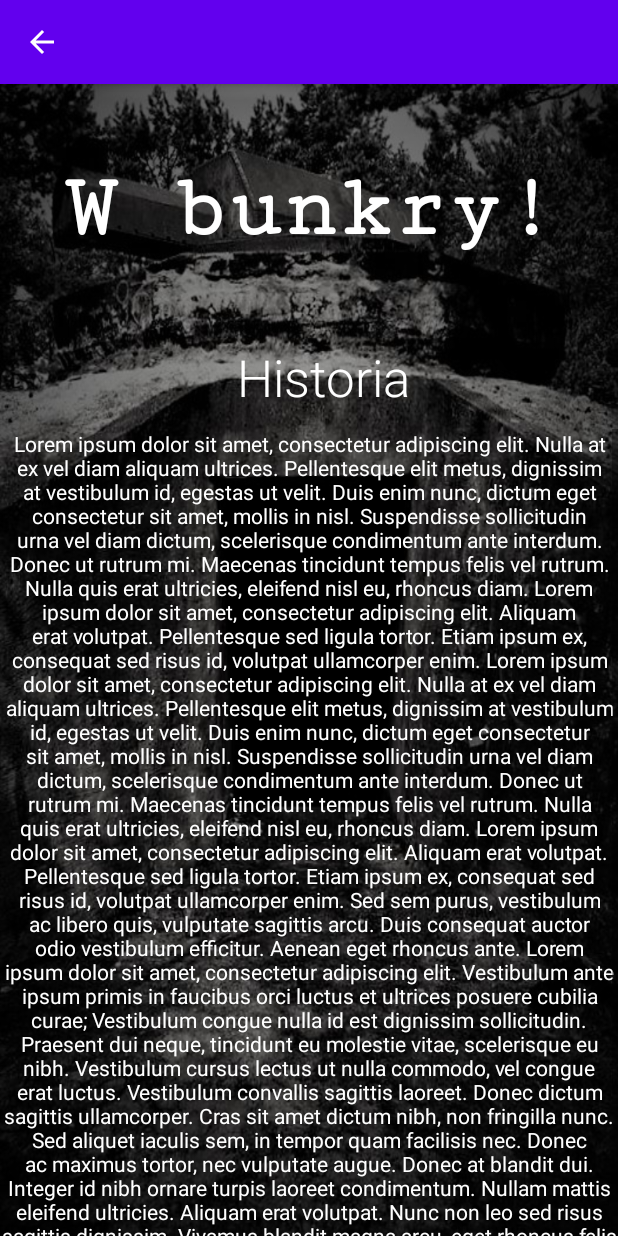
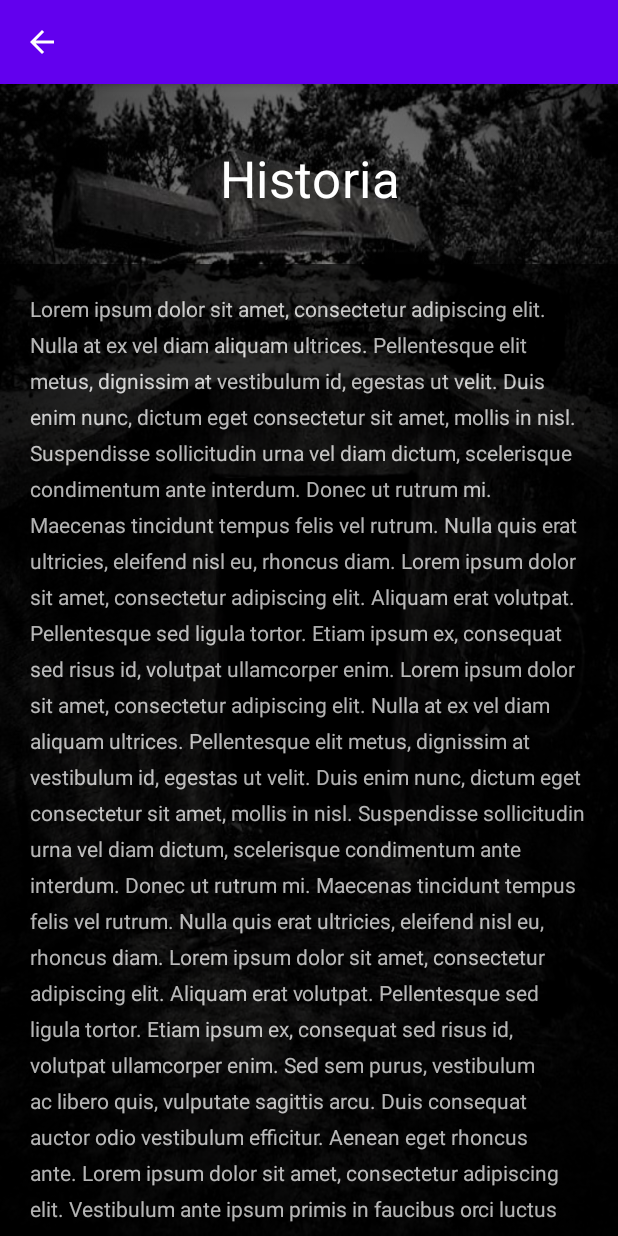
Before and after one commit to k-ola/PI, an Android app: the HistoryActivity screen opened directly, with no data from a screen before it, on a phone screen of 412 x 824 dp. Run offline under Robolectric (Android 15) with nearby library versions, the phone set to English and light mode, and no system bars.

Commit message:
all pois clickable. poi details shown with image and description. Edited main/history/paths views

```diff
--- a/app/src/main/java/com/example/wbunkry/activities/SinglePoiActivity.kt
+++ b/app/src/main/java/com/example/wbunkry/activities/SinglePoiActivity.kt
@@ -28,15 +28,17 @@ class SinglePoiActivity : AppCompatActivity() {
         poi = ShortPathDB.poiList.get(position)
         setContentView(R.layout.single_poi)
 
+        val imgPoi = findViewById<ImageView>(R.id.imgPoi)
         val picName = poi.img
         val bitmap: Bitmap? = assetsToBitmap(picName)
         bitmap?.apply {
-           findViewById<ImageView>(R.id.imgPoi).setImageBitmap(this)
+           imgPoi.setImageBitmap(this)
+            //findViewById<ImageView>(R.id.imgPoi).setImageBitmap(this)
         }
 
 
 
-        findViewById<ImageView>(R.id.imgPoi).setImageAssets(applicationContext,picName)
+      //  findViewById<ImageView>(R.id.imgPoi).setImageAssets(applicationContext,picName)
 
 
 
--- a/app/src/main/java/com/example/wbunkry/database/ShortPathDB.kt
+++ b/app/src/main/java/com/example/wbunkry/database/ShortPathDB.kt
@@ -5,9 +5,9 @@ import android.graphics.Point
 object ShortPathDB {
 
     val poiList: ArrayList<Pois> = arrayListOf<Pois>(
-        Pois("ma27.png","poi1","59.888888","18.656989","ddesc desc desc desc"),
-        Pois("tlo.jpg","poi2","59.786700","18.569856","desc2"),
-        Pois("tlo1b.jpg","poi3","58.888901", "18.482521","desc3")
+        Pois("ma27.png","Nazwa pierwszego obiektu","59.888888","18.656989","ddesc desc desc desc"),
+        Pois("tlo.jpg","Nazwa drugiego obiektu","59.786700","18.569856","desc2"),
+        Pois("tlo1b.jpg","Nazwa trzeciego obiektu","58.888901", "18.482521","desc3")
 
             )
 }
--- a/app/src/main/res/layout/activity_history.xml
+++ b/app/src/main/res/layout/activity_history.xml
@@ -19,60 +19,53 @@
 
     <TextView
         android:id="@+id/textView9"
-        android:layout_width="377dp"
-        android:layout_height="67dp"
+        android:layout_width="wrap_content"
+        android:layout_height="wrap_content"
         android:layout_marginStart="20dp"
         android:layout_marginTop="50dp"
         android:layout_marginEnd="20dp"
-        android:layout_marginBottom="58dp"
-        android:fontFamily="serif-monospace"
-        android:text="@string/name_text"
+        android:layout_marginBottom="-85dp"
+        android:text="@string/history_text"
+        android:textAppearance="@style/TextAppearance.MaterialComponents.Subtitle1"
         android:textAlignment="center"
         android:textColor="@android:color/white"
-        android:textSize="60sp"
-        android:textStyle="bold"
-        app:layout_constraintBottom_toTopOf="@+id/textView10"
+        android:textSize="34dp"
+        app:layout_constraintBottom_toTopOf="@+id/scrlView"
         app:layout_constraintEnd_toEndOf="parent"
-        app:layout_constraintHorizontal_bias="0.498"
         app:layout_constraintStart_toStartOf="parent"
         app:layout_constraintTop_toTopOf="parent"
         app:layout_constraintVertical_bias="0.0" />
 
-    <TextView
-        android:id="@+id/textView10"
-        android:layout_width="370dp"
-        android:layout_height="91dp"
-        android:layout_marginStart="20dp"
-        android:layout_marginTop="55dp"
-        android:layout_marginBottom="50dp"
-        android:fontFamily="sans-serif-light"
-        android:text="@string/history_text"
-        android:textColor="@android:color/white"
-        android:textSize="34sp"
-        android:textAlignment="center"
-        app:layout_constraintEnd_toEndOf="parent"
-        app:layout_constraintHorizontal_bias="0.498"
-        app:layout_constraintStart_toStartOf="parent"
-        app:layout_constraintTop_toBottomOf="@+id/textView9" />
 
     <ScrollView
+        android:id="@+id/scrlView"
         android:layout_width="wrap_content"
         android:layout_height="match_parent"
-        android:layout_marginStart="40dp"
-        android:layout_marginTop="230dp"
-        android:layout_marginEnd="40dp"
+        android:layout_marginStart="60dp"
+        android:layout_marginTop="120dp"
+        android:layout_marginEnd="60dp"
         app:layout_constraintBottom_toBottomOf="parent"
         app:layout_constraintEnd_toEndOf="parent"
         app:layout_constraintStart_toStartOf="parent"
-        app:layout_constraintTop_toBottomOf="@+id/textView10">
+        app:layout_constraintTop_toBottomOf="@+id/textView9">
 
         <TextView
-            android:layout_width="wrap_content"
+            android:layout_width="match_parent"
             android:layout_height="wrap_content"
+
             android:layout_marginBottom="@dimen/cardview_compat_inset_shadow"
+            android:lineSpacingExtra="8sp"
+            android:background="@color/black"
+            android:alpha="0.7"
+            android:paddingLeft="20dp"
+            android:paddingRight="20dp"
+            android:paddingTop="20dp"
+            android:paddingBottom="5dp"
             android:text="@string/fullHistory_text"
-            android:textAlignment="center"
-            android:textColor="@color/white" />
+            android:textAlignment="viewStart"
+            android:textAppearance="@style/TextAppearance.AppCompat.Body1"
+            android:textColor="@color/white"
+            android:typeface="sans" />
     </ScrollView>
 
 </androidx.constraintlayout.widget.ConstraintLayout>
--- a/app/src/main/res/layout/activity_main.xml
+++ b/app/src/main/res/layout/activity_main.xml
@@ -4,7 +4,7 @@
     xmlns:tools="http://schemas.android.com/tools"
     android:layout_width="match_parent"
     android:layout_height="match_parent"
-    tools:context="wbunkry.MainActivity">
+    tools:context="com.example.wbunkry.activities.MainActivity">
 
     <ImageView
         android:id="@+id/imageView"
@@ -46,7 +46,7 @@
         android:layout_height="91dp"
         android:layout_marginStart="20dp"
         android:layout_marginEnd="20dp"
-        android:layout_marginBottom="5dp"
+        android:layout_marginBottom="30dp"
         android:fontFamily="sans-serif-light"
         android:text="@string/desc_text"
         android:textAlignment="center"
@@ -68,6 +68,7 @@
         android:text="@string/history_button"
         android:backgroundTint="@color/white"
         android:alpha="0.5"
+        android:textColor="@color/black"
         app:layout_constraintBottom_toTopOf="@+id/button2"
         app:layout_constraintEnd_toEndOf="parent"
         app:layout_constraintHorizontal_bias="0.497"
@@ -81,6 +82,7 @@
         android:layout_marginTop="20dp"
         android:layout_marginEnd="20dp"
         android:backgroundTint="@color/white"
+        android:textColor="@color/black"
         android:alpha="0.5"
         android:onClick="openPathways"
         android:text="@string/pathways_button"
--- a/app/src/main/res/layout/single_poi.xml
+++ b/app/src/main/res/layout/single_poi.xml
@@ -13,6 +13,8 @@
     tools:ignore="DuplicateIds">
 
 
+
+
     <TextView
         android:id="@+id/namePoi"
         android:layout_width="wrap_content"
@@ -21,7 +23,7 @@
         android:layout_marginTop="20dp"
         android:layout_marginEnd="20dp"
         android:text="Poi name"
-        android:textAppearance="@android:style/TextAppearance.Material.Small"
+        android:textAppearance="@style/TextAppearance.MaterialComponents.Subtitle1"
         android:textSize="24sp"
         app:layout_constraintEnd_toEndOf="parent"
         app:layout_constraintStart_toStartOf="parent"
@@ -75,6 +77,7 @@
                 android:layout_height="300dp"
                 android:layout_gravity="center"
                 android:layout_marginStart="10dp"
+                android:layout_marginBottom="10dp"
                 android:layout_marginLeft="10dp"
                 android:layout_marginTop="10dp"
                 android:layout_marginEnd="10dp"
--- a/app/src/main/res/values/colors.xml
+++ b/app/src/main/res/values/colors.xml
@@ -7,4 +7,4 @@
     <color name="teal_700">#FF018786</color>
     <color name="black">#FF000000</color>
     <color name="white">#FFFFFFFF</color>
-</resources>
+    </resources>
```
Also changed, not shown: app/src/main/res/layout/activity_pathways.xml (+32 -5 lines), app/src/main/res/layout/activity_short_details.xml (+15 -6 lines), app/src/main/java/com/example/wbunkry/assets/icon.png (deleted), app/src/main/java/com/example/wbunkry/assets/ma27.png (deleted), app/src/main/java/com/example/wbunkry/assets/tlo.jpg (deleted), app/src/main/java/com/example/wbunkry/assets/tlo1b.jpg (deleted).
